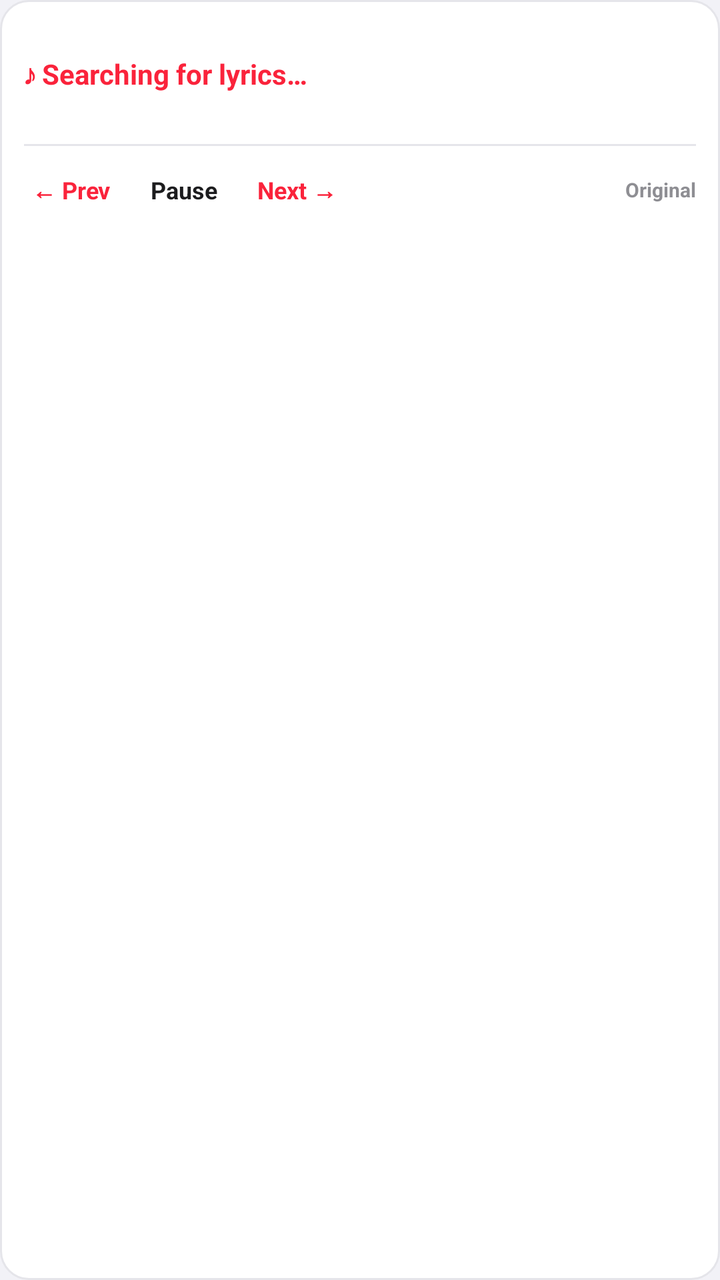
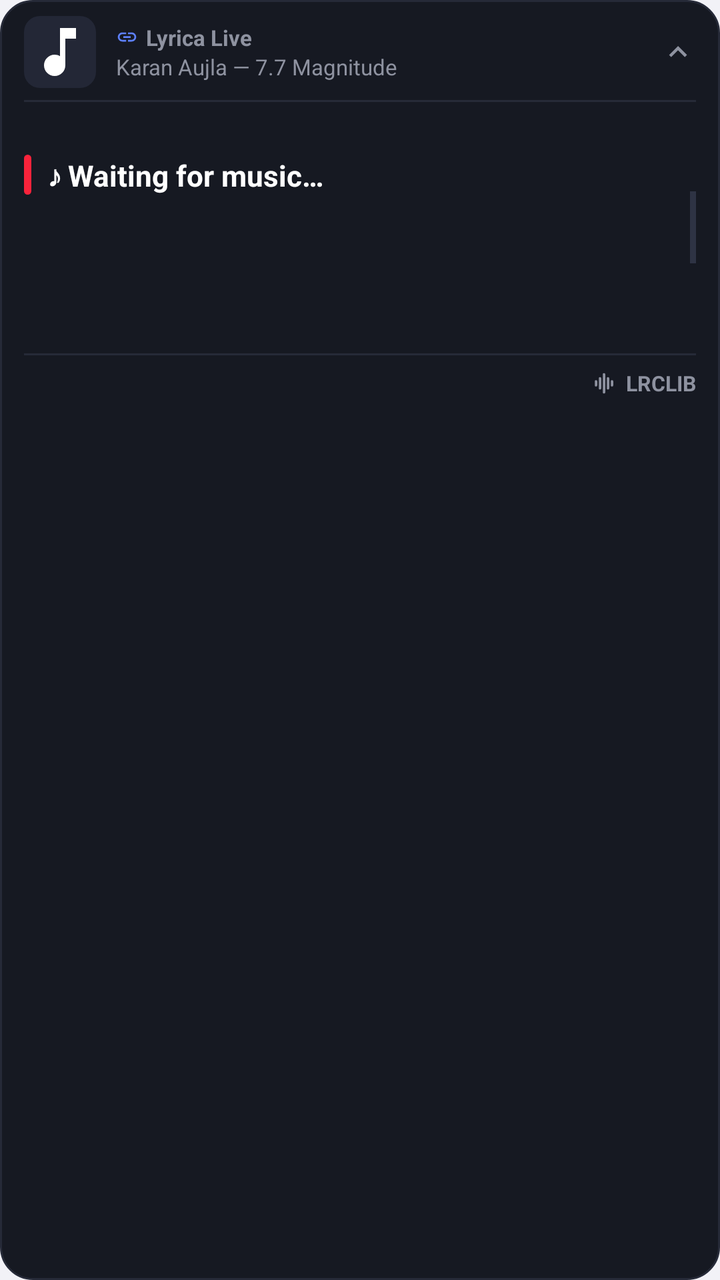

Two renders of the same Android screen: before a commit and after it. Below are the layout's source before the change and the commit's diff.
<!-- AndroidManifest.xml: application theme Theme.LyricaLive -->
<!-- res/layout/notification_lyrics_expanded.xml -->
<?xml version="1.0" encoding="utf-8"?>
<LinearLayout xmlns:android="http://schemas.android.com/apk/res/android"
    android:id="@+id/notif_expanded_root"
    android:layout_width="match_parent"
    android:layout_height="wrap_content"
    android:background="@drawable/bg_notification_card"
    android:orientation="vertical"
    android:paddingStart="12dp"
    android:paddingTop="8dp"
    android:paddingEnd="12dp"
    android:paddingBottom="8dp">

    
    <LinearLayout
        android:layout_width="match_parent"
        android:layout_height="wrap_content"
        android:orientation="vertical">

        
        <TextView
            android:id="@+id/notif_expanded_prev_line"
            android:layout_width="match_parent"
            android:layout_height="wrap_content"
            android:ellipsize="end"
            android:maxLines="1"
            android:text=""
            android:textColor="#8E8E93"
            android:textSize="12sp" />

        
        <TextView
            android:id="@+id/notif_expanded_current_line"
            android:layout_width="match_parent"
            android:layout_height="wrap_content"
            android:layout_marginTop="3dp"
            android:layout_marginBottom="3dp"
            android:ellipsize="end"
            android:maxLines="1"
            android:text="♪ Searching for lyrics…"
            android:textColor="#FA233B"
            android:textSize="14sp"
            android:textStyle="bold" />

        
        <TextView
            android:id="@+id/notif_expanded_next_line"
            android:layout_width="match_parent"
            android:layout_height="wrap_content"
            android:ellipsize="end"
            android:maxLines="1"
            android:text=""
            android:textColor="#8E8E93"
            android:textSize="12sp" />
    </LinearLayout>

    
    <ImageView
        android:layout_width="match_parent"
        android:layout_height="1dp"
        android:layout_marginTop="6dp"
        android:layout_marginBottom="6dp"
        android:background="#E5E5EA"
        android:contentDescription="" />

    
    <LinearLayout
        android:layout_width="match_parent"
        android:layout_height="32dp"
        android:gravity="center_vertical"
        android:orientation="horizontal">

        
        <TextView
            android:id="@+id/notif_btn_prev"
            android:layout_width="wrap_content"
            android:layout_height="match_parent"
            android:gravity="center_vertical"
            android:paddingStart="4dp"
            android:paddingEnd="10dp"
            android:text="← Prev"
            android:textColor="#FA233B"
            android:textSize="12sp"
            android:textStyle="bold" />

        
        <TextView
            android:id="@+id/notif_btn_play_pause"
            android:layout_width="wrap_content"
            android:layout_height="match_parent"
            android:gravity="center_vertical"
            android:paddingStart="10dp"
            android:paddingEnd="10dp"
            android:text="Pause"
            android:textColor="#1C1C1E"
            android:textSize="12sp"
            android:textStyle="bold" />

        
        <TextView
            android:id="@+id/notif_btn_next"
            android:layout_width="wrap_content"
            android:layout_height="match_parent"
            android:gravity="center_vertical"
            android:paddingStart="10dp"
            android:paddingEnd="10dp"
            android:text="Next →"
            android:textColor="#FA233B"
            android:textSize="12sp"
            android:textStyle="bold" />

        
        <TextView
            android:layout_width="0dp"
            android:layout_height="1dp"
            android:layout_weight="1" />

        
        <TextView
            android:id="@+id/notif_mode_badge"
            android:layout_width="wrap_content"
            android:layout_height="wrap_content"
            android:text="Original"
            android:textColor="#8E8E93"
            android:textSize="10sp"
            android:textStyle="bold" />

    </LinearLayout>

</LinearLayout>
<!-- resources referenced by this layout -->
<resources>
  <!-- drawable bg_notification_card (drawable) -->
  <?xml version="1.0" encoding="utf-8"?>
  <shape xmlns:android="http://schemas.android.com/apk/res/android"
      android:shape="rectangle">
      <solid android:color="#FFFFFF" />
      <corners android:radius="14dp" />
      <stroke
          android:width="1dp"
          android:color="#E5E5EA" />
  </shape>
  <style name="Theme.LyricaLive" parent="Theme.Material3.Light.NoActionBar">
          <item name="colorPrimary">#FA233B</item>
          <item name="colorOnPrimary">#FFFFFF</item>
          <item name="colorPrimaryContainer">#FFE5E8</item>
          <item name="colorSurface">#FFFFFF</item>
          <item name="colorOnSurface">#000000</item>
          <item name="android:windowBackground">#F2F2F7</item>
          <item name="android:statusBarColor">#F2F2F7</item>
          <item name="android:navigationBarColor">#FFFFFF</item>
          <item name="android:windowLightStatusBar">true</item>
          <item name="android:windowLightNavigationBar">true</item>
      </style>
</resources>

<!-- the commit's change to res/layout/notification_lyrics_expanded.xml (unified diff, before → after) -->
@@ -14,43 +14,68 @@
     <LinearLayout
         android:layout_width="match_parent"
         android:layout_height="wrap_content"
-        android:orientation="vertical">
-
-        
-        <TextView
-            android:id="@+id/notif_expanded_prev_line"
-            android:layout_width="match_parent"
+        android:gravity="center_vertical"
+        android:orientation="horizontal">
+
+        
+        <ImageView
+            android:id="@+id/notif_expanded_art"
+            android:layout_width="36dp"
+            android:layout_height="36dp"
+            android:background="@drawable/bg_album_art_rounded"
+            android:contentDescription="Album Art"
+            android:padding="2dp"
+            android:scaleType="centerCrop"
+            android:src="@drawable/ic_lyrics_notification" />
+
+        
+        <LinearLayout
+            android:layout_width="0dp"
             android:layout_height="wrap_content"
-            android:ellipsize="end"
-            android:maxLines="1"
-            android:text=""
-            android:textColor="#8E8E93"
-            android:textSize="12sp" />
-
-        
-        <TextView
-            android:id="@+id/notif_expanded_current_line"
-            android:layout_width="match_parent"
-            android:layout_height="wrap_content"
-            android:layout_marginTop="3dp"
-            android:layout_marginBottom="3dp"
-            android:ellipsize="end"
-            android:maxLines="1"
-            android:text="♪ Searching for lyrics…"
-            android:textColor="#FA233B"
-            android:textSize="14sp"
-            android:textStyle="bold" />
-
-        
-        <TextView
-            android:id="@+id/notif_expanded_next_line"
-            android:layout_width="match_parent"
-            android:layout_height="wrap_content"
-            android:ellipsize="end"
-            android:maxLines="1"
-            android:text=""
-            android:textColor="#8E8E93"
-            android:textSize="12sp" />
+            android:layout_marginStart="10dp"
+            android:layout_marginEnd="6dp"
+            android:layout_weight="1"
+            android:orientation="vertical">
+
+            <LinearLayout
+                android:layout_width="wrap_content"
+                android:layout_height="wrap_content"
+                android:gravity="center_vertical"
+                android:orientation="horizontal">
+
+                <ImageView
+                    android:layout_width="11dp"
+                    android:layout_height="11dp"
+                    android:contentDescription=""
+                    android:src="@drawable/ic_lyrica_badge" />
+
+                <TextView
+                    android:layout_width="wrap_content"
+                    android:layout_height="wrap_content"
+                    android:layout_marginStart="4dp"
+                    android:text="Lyrica Live"
+                    android:textColor="#8E92A0"
+                    android:textSize="11sp"
+                    android:textStyle="bold" />
+            </LinearLayout>
+
+            <TextView
+                android:id="@+id/notif_expanded_track_info"
+                android:layout_width="match_parent"
+                android:layout_height="wrap_content"
+                android:ellipsize="end"
+                android:maxLines="1"
+                android:text="Karan Aujla — 7.7 Magnitude"
+                android:textColor="#8E92A0"
+                android:textSize="11sp" />
+        </LinearLayout>
+
+        
+        <ImageView
+            android:layout_width="18dp"
+            android:layout_height="18dp"
+            android:contentDescription="Collapse"
+            android:src="@drawable/ic_chevron_up" />
     </LinearLayout>
 
     
@@ -59,71 +84,158 @@
         android:layout_height="1dp"
         android:layout_marginTop="6dp"
         android:layout_marginBottom="6dp"
-        android:background="#E5E5EA"
+        android:background="#262A38"
         android:contentDescription="" />
 
     
     <LinearLayout
         android:layout_width="match_parent"
-        android:layout_height="32dp"
+        android:layout_height="wrap_content"
         android:gravity="center_vertical"
         android:orientation="horizontal">
 
         
-        <TextView
-            android:id="@+id/notif_btn_prev"
-            android:layout_width="wrap_content"
-            android:layout_height="match_parent"
-            android:gravity="center_vertical"
-            android:paddingStart="4dp"
-            android:paddingEnd="10dp"
-            android:text="← Prev"
-            android:textColor="#FA233B"
-            android:textSize="12sp"
-            android:textStyle="bold" />
-
-        
-        <TextView
-            android:id="@+id/notif_btn_play_pause"
-            android:layout_width="wrap_content"
-            android:layout_height="match_parent"
-            android:gravity="center_vertical"
-            android:paddingStart="10dp"
-            android:paddingEnd="10dp"
-            android:text="Pause"
-            android:textColor="#1C1C1E"
-            android:textSize="12sp"
-            android:textStyle="bold" />
-
-        
-        <TextView
-            android:id="@+id/notif_btn_next"
-            android:layout_width="wrap_content"
-            android:layout_height="match_parent"
-            android:gravity="center_vertical"
-            android:paddingStart="10dp"
-            android:paddingEnd="10dp"
-            android:text="Next →"
-            android:textColor="#FA233B"
-            android:textSize="12sp"
-            android:textStyle="bold" />
-
-        
-        <TextView
+        <LinearLayout
             android:layout_width="0dp"
-            android:layout_height="1dp"
-            android:layout_weight="1" />
-
-        
+            android:layout_height="wrap_content"
+            android:layout_weight="1"
+            android:orientation="vertical">
+
+            
+            <TextView
+                android:id="@+id/notif_expanded_line_prev"
+                android:layout_width="match_parent"
+                android:layout_height="wrap_content"
+                android:ellipsize="end"
+                android:maxLines="1"
+                android:paddingStart="12dp"
+                android:text=""
+                android:textColor="#8E92A0"
+                android:textSize="12.5sp" />
+
+            
+            <LinearLayout
+                android:layout_width="match_parent"
+                android:layout_height="wrap_content"
+                android:layout_marginTop="3dp"
+                android:layout_marginBottom="3dp"
+                android:gravity="center_vertical"
+                android:orientation="horizontal">
+
+                
+                <ImageView
+                    android:id="@+id/notif_active_bar"
+                    android:layout_width="3.5dp"
+                    android:layout_height="20dp"
+                    android:background="@drawable/bg_notification_active_indicator"
+                    android:contentDescription="" />
+
+                
+                <TextView
+                    android:id="@+id/notif_expanded_line_curr"
+                    android:layout_width="match_parent"
+                    android:layout_height="wrap_content"
+                    android:layout_marginStart="8.5dp"
+                    android:ellipsize="end"
+                    android:maxLines="1"
+                    android:text="♪ Waiting for music…"
+                    android:textColor="#FFFFFF"
+                    android:textSize="14.5sp"
+                    android:textStyle="bold" />
+            </LinearLayout>
+
+            
+            <TextView
+                android:id="@+id/notif_expanded_line_next1"
+                android:layout_width="match_parent"
+                android:layout_height="wrap_content"
+                android:ellipsize="end"
+                android:maxLines="1"
+                android:paddingStart="12dp"
+                android:text=""
+                android:textColor="#8E92A0"
+                android:textSize="12.5sp" />
+
+            
+            <TextView
+                android:id="@+id/notif_expanded_line_next2"
+                android:layout_width="match_parent"
+                android:layout_height="wrap_content"
+                android:layout_marginTop="2dp"
+                android:ellipsize="end"
+                android:maxLines="1"
+                android:paddingStart="12dp"
+                android:text=""
+                android:textColor="#707482"
+                android:textSize="12sp" />
+
+            
+            <TextView
+                android:id="@+id/notif_expanded_line_next3"
+                android:layout_width="match_parent"
+                android:layout_height="wrap_content"
+                android:layout_marginTop="2dp"
+                android:ellipsize="end"
+                android:maxLines="1"
+                android:paddingStart="12dp"
+                android:text=""
+                android:textColor="#585C6A"
+                android:textSize="11.5sp" />
+
+            
+            <TextView
+                android:id="@+id/notif_expanded_line_next4"
+                android:layout_width="match_parent"
+                android:layout_height="wrap_content"
+                android:layout_marginTop="2dp"
+                android:ellipsize="end"
+                android:maxLines="1"
+                android:paddingStart="12dp"
+                android:text=""
+                android:textColor="#454854"
+                android:textSize="11sp" />
+        </LinearLayout>
+
+        
+        <ImageView
+            android:layout_width="3dp"
+            android:layout_height="36dp"
+            android:layout_marginStart="8dp"
+            android:background="#2E3344"
+            android:contentDescription="" />
+    </LinearLayout>
+
+    
+    <ImageView
+        android:layout_width="match_parent"
+        android:layout_height="1dp"
+        android:layout_marginTop="6dp"
+        android:layout_marginBottom="4dp"
+        android:background="#262A38"
+        android:contentDescription="" />
+
+    
+    <LinearLayout
+        android:layout_width="match_parent"
+        android:layout_height="20dp"
+        android:gravity="center_vertical|end"
+        android:orientation="horizontal">
+
+        <ImageView
+            android:layout_width="12dp"
+            android:layout_height="12dp"
+            android:contentDescription=""
+            android:src="@drawable/ic_audio_wave" />
+
         <TextView
             android:id="@+id/notif_mode_badge"
             android:layout_width="wrap_content"
             android:layout_height="wrap_content"
-            android:text="Original"
-            android:textColor="#8E8E93"
-            android:textSize="10sp"
+            android:layout_marginStart="5dp"
+            android:text="LRCLIB"
+            android:textColor="#8E92A0"
+            android:textSize="10.5sp"
             android:textStyle="bold" />
-
     </LinearLayout>
 
 </LinearLayout>
<!-- resource entries referenced after the edit -->
@@ -1,15 +1,75 @@
 <!-- resources referenced by this layout -->
 <resources>
+  <!-- drawable bg_album_art_rounded (drawable) -->
+  <?xml version="1.0" encoding="utf-8"?>
+  <shape xmlns:android="http://schemas.android.com/apk/res/android"
+      android:shape="rectangle">
+      <solid android:color="#232736" />
+      <corners android:radius="8dp" />
+  </shape>
+  <!-- drawable bg_notification_active_indicator (drawable) -->
+  <?xml version="1.0" encoding="utf-8"?>
+  <shape xmlns:android="http://schemas.android.com/apk/res/android"
+      android:shape="rectangle">
+      <solid android:color="#FA233B" />
+      <corners android:radius="3dp" />
+  </shape>
   <!-- drawable bg_notification_card (drawable) -->
   <?xml version="1.0" encoding="utf-8"?>
   <shape xmlns:android="http://schemas.android.com/apk/res/android"
       android:shape="rectangle">
-      <solid android:color="#FFFFFF" />
-      <corners android:radius="14dp" />
+      <solid android:color="#161922" />
+      <corners android:radius="16dp" />
       <stroke
           android:width="1dp"
-          android:color="#E5E5EA" />
+          android:color="#262A38" />
   </shape>
+  <!-- drawable ic_audio_wave (drawable) -->
+  <?xml version="1.0" encoding="utf-8"?>
+  <vector xmlns:android="http://schemas.android.com/apk/res/android"
+      android:width="14dp"
+      android:height="14dp"
+      android:viewportWidth="24"
+      android:viewportHeight="24">
+      <path
+          android:fillColor="#8E92A0"
+          android:pathData="M12,3v18M8,7v10M4,10v4M16,7v10M20,10v4"
+          android:strokeWidth="2.5"
+          android:strokeColor="#8E92A0"
+          android:strokeLineCap="round"/>
+  </vector>
+  <!-- drawable ic_chevron_up (drawable) -->
+  <?xml version="1.0" encoding="utf-8"?>
+  <vector xmlns:android="http://schemas.android.com/apk/res/android"
+      android:width="20dp"
+      android:height="20dp"
+      android:viewportWidth="24"
+      android:viewportHeight="24">
+      <path
+          android:fillColor="#8E92A0"
+          android:pathData="M7.41,15.41L12,10.83l4.59,4.58L18,14l-6,-6 -6,6 1.41,1.41z"/>
+  </vector>
+  <!-- drawable ic_lyrica_badge (drawable) -->
+  <?xml version="1.0" encoding="utf-8"?>
+  <vector xmlns:android="http://schemas.android.com/apk/res/android"
+      android:width="16dp"
+      android:height="16dp"
+      android:viewportWidth="24"
+      android:viewportHeight="24">
+      <path
+          android:fillColor="#5E81FF"
+          android:pathData="M3.9,12c0,-1.71 1.39,-3.1 3.1,-3.1h4V7H7c-2.76,0 -5,2.24 -5,5s2.24,5 5,5h4v-1.9H7c-1.71,0 -3.1,-1.39 -3.1,-3.1zM8,13h8v-2H8v2zm9,-6h-4v1.9h4c1.71,0 3.1,1.39 3.1,3.1s-1.39,3.1 -3.1,3.1h-4V17h4c2.76,0 5,-2.24 5,-5s-2.24,-5 -5,-5z" />
+  </vector>
+  <!-- drawable ic_lyrics_notification (drawable) -->
+  <vector xmlns:android="http://schemas.android.com/apk/res/android"
+      android:width="24dp"
+      android:height="24dp"
+      android:viewportWidth="24"
+      android:viewportHeight="24">
+    <path
+        android:fillColor="#FFFFFFFF"
+        android:pathData="M12,3v10.55c-0.59,-0.34 -1.27,-0.55 -2,-0.55 -2.21,0 -4,1.79 -4,4s1.79,4 4,4 4,-1.79 4,-4V7h4V3h-6z"/>
+  </vector>
   <style name="Theme.LyricaLive" parent="Theme.Material3.Light.NoActionBar">
           <item name="colorPrimary">#FA233B</item>
           <item name="colorOnPrimary">#FFFFFF</item>
